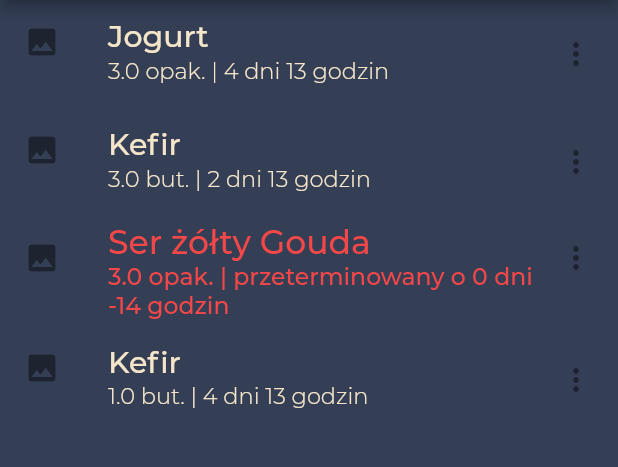
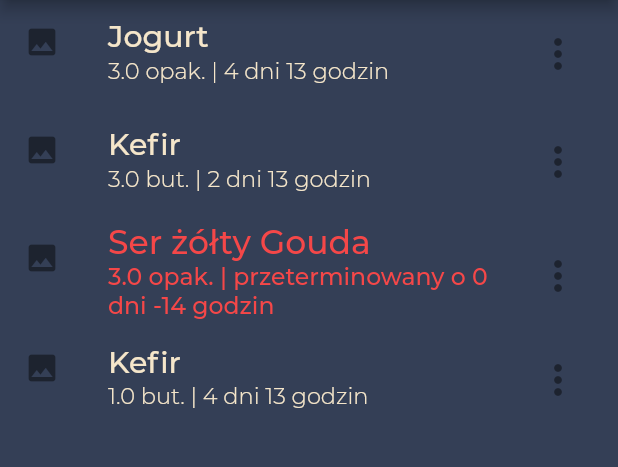
Before and after one commit to dawid-niedzwiecki/flutter_test, a Flutter app: the StoragePage screen opened by its route, on a phone screen of 412 x 824 dp, the part 84-551 px from its top. Run offline on Flutter 3.47's test engine with Material 2 defaults, Android fonts, the phone set to English and light mode, and no system bars; project files that could hold a hidden picture were left out.

Commit message:
storage list

```diff
--- a/lib/modules/products.dart
+++ b/lib/modules/products.dart
@@ -39,7 +39,13 @@
               fontSize: 22)),
       subtitle: generateExpirationTimeText(),
       leading: new Icon(Icons.image),
-      trailing: new Icon(Icons.more_vert),
+      trailing: new IconButton(
+        splashRadius: 27,
+        onPressed: () => {},
+        icon: new Icon(Icons.more_vert),
+        iconSize: 32,
+      ),
+      onTap: () => {},
     );
   }
 }
```
